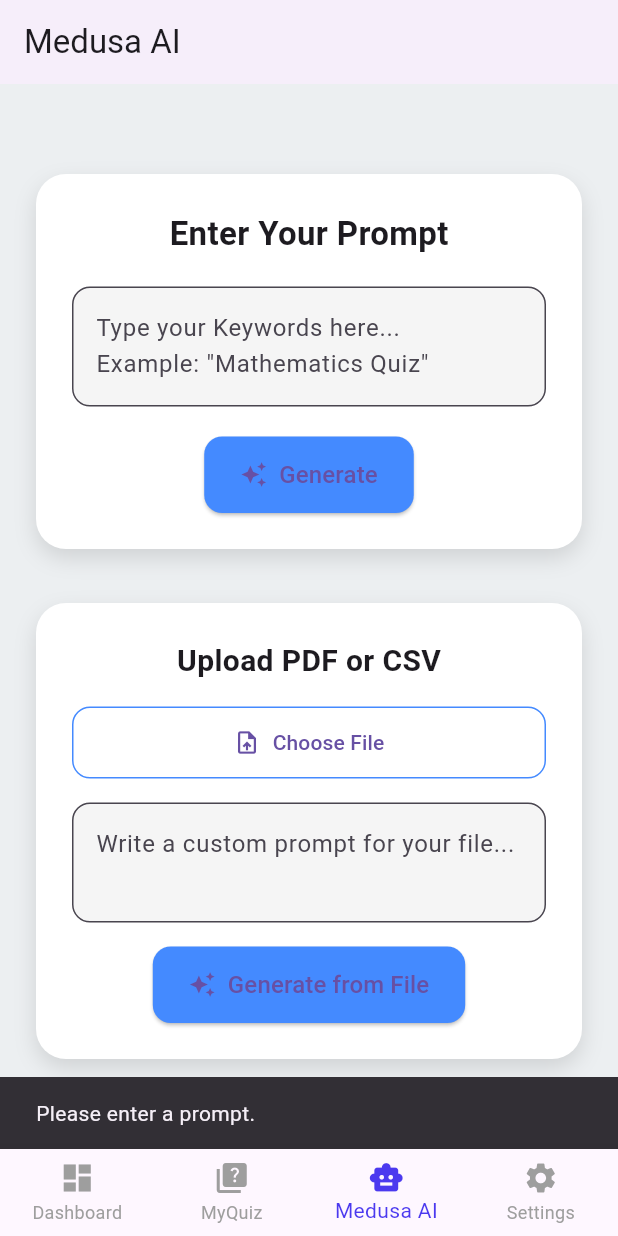
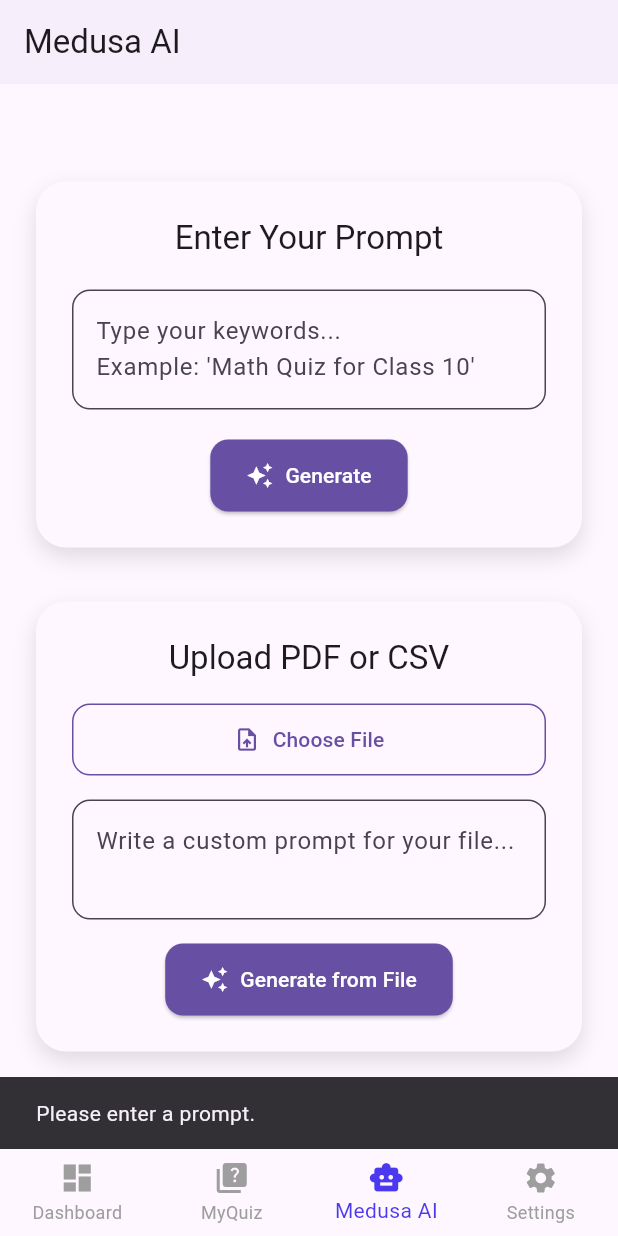
Before and after one commit to darshanvaru/Kvizz, a Flutter app: the screen it shows after launch, item 3 of the bottom bar chosen, after a tap on "Generate", on a phone screen of 412 x 824 dp. Run offline on Flutter 3.47's test engine with Material 3 defaults, Android fonts, the phone set to English and light mode, and no system bars; our stand-ins replace file_picker, socket_io_client.

Commit message:
Refactor PromptScreen for improved UI and error handling

```diff
--- a/lib/screens/prompt_screen.dart
+++ b/lib/screens/prompt_screen.dart
@@ -13,8 +13,7 @@
   State<PromptScreen> createState() => _PromptScreenState();
 }
 
-  class _PromptScreenState extends State<PromptScreen>
-      with SingleTickerProviderStateMixin {
+class _PromptScreenState extends State<PromptScreen> with SingleTickerProviderStateMixin {
   final TextEditingController _promptController = TextEditingController();
   final TextEditingController _uploadPromptController = TextEditingController();
   late AnimationController _animationController;
@@ -35,10 +34,7 @@
       vsync: this,
       duration: const Duration(milliseconds: 800),
     );
-      _fadeInAnimation = CurvedAnimation(
-        parent: _animationController,
-        curve: Curves.easeIn,
-      );
+    _fadeInAnimation = CurvedAnimation(parent: _animationController, curve: Curves.easeIn);
     _animationController.forward();
   }
 
@@ -55,9 +51,7 @@
       setState(() => _isGenerating = true);
       final prompt = _promptController.text.trim();
       if (prompt.isEmpty) {
-          ScaffoldMessenger.of(
-            context,
-          ).showSnackBar(const SnackBar(content: Text("Please enter a prompt.")));
+        ScaffoldMessenger.of(context).showSnackBar(const SnackBar(content: Text("Please enter a prompt.")));
         return;
       }
 
@@ -67,47 +61,35 @@
       );
 
       if (response.statusCode == 200) {
-          final quizData = jsonDecode(response.body);
-          print("✅ AI Output: $quizData");
+        // final quizData = jsonDecode(response.body);
         ScaffoldMessenger.of(context).showSnackBar(
           SnackBar(
             behavior: SnackBarBehavior.floating,
-              content: const Text(
-                "Quiz generated!, you can check your quiz in MyQuiz Tab",
-              ),
+            content: const Text("Quiz generated! Check MyQuiz Tab."),
             action: SnackBarAction(
               label: "My Quiz",
               onPressed: () {
                 Navigator.of(context).popUntil((route) => route.isFirst);
-                  Provider.of<SelectedIndexProvider>(
-                    context,
-                    listen: false,
-                  ).updateSelectedIndex(1);
+                Provider.of<SelectedIndexProvider>(context, listen: false).updateSelectedIndex(1);
               },
-                textColor: Colors.white,
+              textColor: Theme.of(context).colorScheme.onPrimary,
             ),
-              backgroundColor: Colors.blueAccent,
+            backgroundColor: Theme.of(context).colorScheme.primary,
           ),
         );
       } else {
-          ScaffoldMessenger.of(context).showSnackBar(
-            const SnackBar(content: Text("Failed to generate quiz")),
-          );
+        ScaffoldMessenger.of(context).showSnackBar(const SnackBar(content: Text("Failed to generate quiz")));
       }
     } catch (e) {
-        ScaffoldMessenger.of(
-          context,
-        ).showSnackBar(SnackBar(content: Text("Error: $e")));
+      ScaffoldMessenger.of(context).showSnackBar(SnackBar(content: Text("Error: $e")));
     } finally {
-        _promptController.text = "";
+      _promptController.clear();
       setState(() => _isGenerating = false);
     }
   }
 
   Future<void> _pickFile() async {
-      setState(() {
-        _fileError = null;
-      });
+    setState(() => _fileError = null);
     try {
       final result = await FilePicker.platform.pickFiles(
         type: FileType.custom,
@@ -121,9 +103,7 @@
         });
       }
     } catch (e) {
-        setState(() {
-          _fileError = 'Failed to pick file: ${e.toString()}';
-        });
+      setState(() => _fileError = 'Failed to pick file: ${e.toString()}');
     }
   }
 
@@ -139,9 +119,7 @@
         return;
       }
       if (prompt.isEmpty) {
-          ScaffoldMessenger.of(
-            context,
-          ).showSnackBar(const SnackBar(content: Text('Please enter a prompt.')));
+        ScaffoldMessenger.of(context).showSnackBar(const SnackBar(content: Text('Please enter a prompt.')));
         setState(() => _isUploading = false);
         return;
       }
@@ -149,9 +127,7 @@
       final url = Uri.parse("http://192.168.67.181:8000/generate-from-file");
       var request = http.MultipartRequest('POST', url);
       request.fields['prompt'] = prompt;
-        request.files.add(
-          await http.MultipartFile.fromPath('file', _selectedFile!.path!),
-        );
+      request.files.add(await http.MultipartFile.fromPath('file', _selectedFile!.path!));
 
       final streamedResponse = await request.send();
       final response = await http.Response.fromStream(streamedResponse);
@@ -160,14 +136,10 @@
         final jsonData = jsonDecode(response.body);
         print("🎉 Quiz JSON from file: $jsonData");
       } else {
-          ScaffoldMessenger.of(context).showSnackBar(
-            SnackBar(content: Text("Server error: ${response.statusCode}")),
-          );
+        ScaffoldMessenger.of(context).showSnackBar(SnackBar(content: Text("Server error: ${response.statusCode}")));
       }
     } catch (e) {
-        ScaffoldMessenger.of(
-          context,
-        ).showSnackBar(SnackBar(content: Text("Network error: $e")));
+      ScaffoldMessenger.of(context).showSnackBar(SnackBar(content: Text("Network error: $e")));
     } finally {
       setState(() => _isUploading = false);
     }
@@ -175,8 +147,11 @@
 
   @override
   Widget build(BuildContext context) {
+    final theme = Theme.of(context);
+    final colorScheme = theme.colorScheme;
+
     return Scaffold(
-        backgroundColor: Colors.blueGrey[50],
+      backgroundColor: colorScheme.surface,
       body: FadeTransition(
         opacity: _fadeInAnimation,
         child: Center(
@@ -186,42 +161,34 @@
               child: Column(
                 mainAxisSize: MainAxisSize.min,
                 children: [
+                  // Prompt Card
                   Container(
                     padding: const EdgeInsets.all(24),
                     decoration: BoxDecoration(
-                        color: Colors.white,
+                      color: colorScheme.surface,
                       borderRadius: BorderRadius.circular(20),
                       boxShadow: [
                         BoxShadow(
                           blurRadius: 12,
                           color: Colors.black12,
-                            offset: Offset(0, 6),
+                          offset: const Offset(0, 6),
                         ),
                       ],
                     ),
                     child: Column(
-                        mainAxisSize: MainAxisSize.min,
                       children: [
-                          const Text(
-                            "Enter Your Prompt",
-                            style: TextStyle(
-                              fontSize: 22,
-                              fontWeight: FontWeight.bold,
-                            ),
-                          ),
+                        Text("Enter Your Prompt", style: theme.textTheme.titleLarge),
                         const SizedBox(height: 20),
                         TextField(
                           controller: _promptController,
-                            enabled: _isGenerating ? false : true,
+                          enabled: !_isGenerating,
                           maxLines: 4,
                           minLines: 2,
                           decoration: InputDecoration(
-                              hintText: "Type your Keywords here... \nExample: \"Mathematics Quiz\"",
-                              border: OutlineInputBorder(
-                                borderRadius: BorderRadius.circular(12),
-                              ),
+                            hintText: "Type your keywords...\nExample: 'Math Quiz for Class 10'",
+                            border: OutlineInputBorder(borderRadius: BorderRadius.circular(12)),
                             filled: true,
-                              fillColor: Colors.grey[100],
+                            fillColor: theme.cardColor,
                           ),
                         ),
                         const SizedBox(height: 20),
@@ -231,54 +198,40 @@
                               ? const SizedBox(
                             width: 18,
                             height: 18,
-                                    child: CircularProgressIndicator(
-                                      strokeWidth: 2,
-                                      color: Colors.white,
-                                    ),
+                            child: CircularProgressIndicator(strokeWidth: 2),
                           )
                               : const Icon(Icons.auto_awesome),
-                            label: Text(
-                              _isGenerating ? "Generating..." : "Generate",
-                              style: const TextStyle(fontSize: 16),
-                            ),
+                          label: Text(_isGenerating ? "Generating..." : "Generate"),
                           style: ElevatedButton.styleFrom(
-                              backgroundColor: Colors.blueAccent,
-                              padding: const EdgeInsets.symmetric(
-                                horizontal: 24,
-                                vertical: 14,
-                              ),
-                              shape: RoundedRectangleBorder(
-                                borderRadius: BorderRadius.circular(12),
-                              ),
+                            backgroundColor: colorScheme.primary,
+                            foregroundColor: colorScheme.onPrimary,
+                            padding: const EdgeInsets.symmetric(horizontal: 24, vertical: 14),
+                            shape: RoundedRectangleBorder(borderRadius: BorderRadius.circular(12)),
                           ),
                         ),
                       ],
                     ),
                   ),
+
                   const SizedBox(height: 36),
+
+                  // File Upload Card
                   Container(
                     padding: const EdgeInsets.all(24),
                     decoration: BoxDecoration(
-                        color: Colors.white,
+                      color: colorScheme.surface,
                       borderRadius: BorderRadius.circular(20),
                       boxShadow: [
                         BoxShadow(
                           blurRadius: 12,
                           color: Colors.black12,
-                            offset: Offset(0, 6),
+                          offset: const Offset(0, 6),
                         ),
                       ],
                     ),
                     child: Column(
-                        mainAxisSize: MainAxisSize.min,
                       children: [
-                          const Text(
-                            "Upload PDF or CSV",
-                            style: TextStyle(
-                              fontSize: 20,
-                              fontWeight: FontWeight.bold,
-                            ),
-                          ),
+                        Text("Upload PDF or CSV", style: theme.textTheme.titleLarge),
                         const SizedBox(height: 16),
                         Row(
                           children: [
@@ -288,13 +241,9 @@
                                 label: Text(_selectedFileName ?? 'Choose File'),
                                 onPressed: _pickFile,
                                 style: OutlinedButton.styleFrom(
-                                    padding: const EdgeInsets.symmetric(
-                                      vertical: 14,
-                                    ),
-                                    side: BorderSide(color: Colors.blueAccent),
-                                    shape: RoundedRectangleBorder(
-                                      borderRadius: BorderRadius.circular(12),
-                                    ),
+                                  padding: const EdgeInsets.symmetric(vertical: 14),
+                                  side: BorderSide(color: colorScheme.primary),
+                                  shape: RoundedRectangleBorder(borderRadius: BorderRadius.circular(12)),
                                 ),
                               ),
                             ),
@@ -303,7 +252,7 @@
                                 padding: const EdgeInsets.only(left: 8.0),
                                 child: Chip(
                                   label: Text(_selectedFileType!.toUpperCase()),
-                                    backgroundColor: Colors.blue[50],
+                                  backgroundColor: colorScheme.primary.withValues(alpha: 0.1),
                                 ),
                               ),
                           ],
@@ -313,10 +262,7 @@
                             padding: const EdgeInsets.only(top: 8.0),
                             child: Text(
                               _fileError!,
-                                style: const TextStyle(
-                                  color: Colors.red,
-                                  fontSize: 13,
-                                ),
+                              style: TextStyle(color: colorScheme.error, fontSize: 13),
                             ),
                           ),
                         const SizedBox(height: 16),
@@ -326,43 +272,27 @@
                           minLines: 2,
                           decoration: InputDecoration(
                             hintText: "Write a custom prompt for your file...",
-                              border: OutlineInputBorder(
-                                borderRadius: BorderRadius.circular(12),
-                              ),
+                            border: OutlineInputBorder(borderRadius: BorderRadius.circular(12)),
                             filled: true,
-                              fillColor: Colors.grey[100],
+                            fillColor: theme.cardColor,
                           ),
                         ),
                         const SizedBox(height: 16),
                         ElevatedButton.icon(
-                            onPressed: _isUploading
-                                ? null
-                                : _onUploadGeneratePressed,
+                          onPressed: _isUploading ? null : _onUploadGeneratePressed,
                           icon: _isUploading
                               ? const SizedBox(
                             width: 18,
                             height: 18,
-                                    child: CircularProgressIndicator(
-                                      strokeWidth: 2,
-                                      color: Colors.white,
-                                    ),
+                            child: CircularProgressIndicator(strokeWidth: 2),
                           )
                               : const Icon(Icons.auto_awesome),
-                            label: Text(
-                              _isUploading
-                                  ? "Generating..."
-                                  : "Generate from File",
-                              style: const TextStyle(fontSize: 16),
-                            ),
+                          label: Text(_isUploading ? "Generating..." : "Generate from File"),
                           style: ElevatedButton.styleFrom(
-                              backgroundColor: Colors.blueAccent,
-                              padding: const EdgeInsets.symmetric(
-                                horizontal: 24,
-                                vertical: 14,
-                              ),
-                              shape: RoundedRectangleBorder(
-                                borderRadius: BorderRadius.circular(12),
-                              ),
+                            backgroundColor: colorScheme.primary,
+                            foregroundColor: colorScheme.onPrimary,
+                            padding: const EdgeInsets.symmetric(horizontal: 24, vertical: 14),
+                            shape: RoundedRectangleBorder(borderRadius: BorderRadius.circular(12)),
                           ),
                         ),
                       ],
```
Lines whose indentation alone changed are shown as unchanged.
